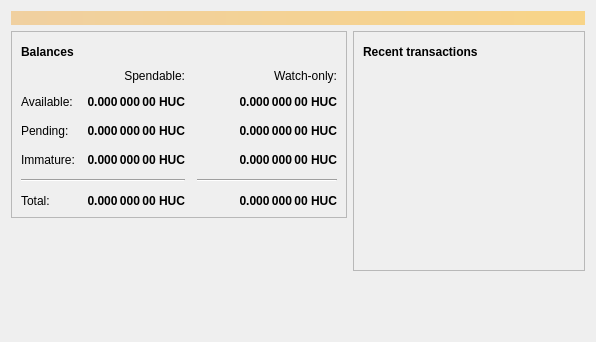
First picture: the form in src/qt/forms/overviewpage.ui, repository SimBil91/diamondhandscoin, before the edit.
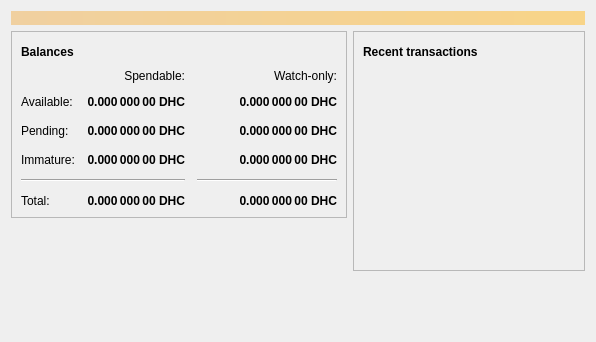
Second picture: the form after the edit. Icons and pictures are not drawn.

Diff of the .ui file:
```diff
--- a/src/qt/forms/overviewpage.ui
+++ b/src/qt/forms/overviewpage.ui
@@ -129,7 +129,7 @@
                <string>Unconfirmed transactions to watch-only addresses</string>
               </property>
               <property name="text">
-               <string notr="true">0.000 000 00 HUC</string>
+               <string notr="true">0.000 000 00 DHC</string>
               </property>
               <property name="alignment">
                <set>Qt::AlignRight|Qt::AlignTrailing|Qt::AlignVCenter</set>
@@ -154,7 +154,7 @@
                <string>Total of transactions that have yet to be confirmed, and do not yet count toward the spendable balance</string>
               </property>
               <property name="text">
-               <string notr="true">0.000 000 00 HUC</string>
+               <string notr="true">0.000 000 00 DHC</string>
               </property>
               <property name="alignment">
                <set>Qt::AlignRight|Qt::AlignTrailing|Qt::AlignVCenter</set>
@@ -179,7 +179,7 @@
                <string>Mined balance in watch-only addresses that has not yet matured</string>
               </property>
               <property name="text">
-               <string notr="true">0.000 000 00 HUC</string>
+               <string notr="true">0.000 000 00 DHC</string>
               </property>
               <property name="alignment">
                <set>Qt::AlignRight|Qt::AlignTrailing|Qt::AlignVCenter</set>
@@ -237,7 +237,7 @@
                <string>Mined balance that has not yet matured</string>
               </property>
               <property name="text">
-               <string notr="true">0.000 000 00 HUC</string>
+               <string notr="true">0.000 000 00 DHC</string>
               </property>
               <property name="alignment">
                <set>Qt::AlignRight|Qt::AlignTrailing|Qt::AlignVCenter</set>
@@ -282,7 +282,7 @@
                <string>Your current total balance</string>
               </property>
               <property name="text">
-               <string notr="true">0.000 000 00 HUC</string>
+               <string notr="true">0.000 000 00 DHC</string>
               </property>
               <property name="alignment">
                <set>Qt::AlignRight|Qt::AlignTrailing|Qt::AlignVCenter</set>
@@ -307,7 +307,7 @@
                <string>Current total balance in watch-only addresses</string>
               </property>
               <property name="text">
-               <string notr="true">0.000 000 00 HUC</string>
+               <string notr="true">0.000 000 00 DHC</string>
               </property>
               <property name="alignment">
                <set>Qt::AlignRight|Qt::AlignTrailing|Qt::AlignVCenter</set>
@@ -349,7 +349,7 @@
                <string>Your current spendable balance</string>
               </property>
               <property name="text">
-               <string notr="true">0.000 000 00 HUC</string>
+               <string notr="true">0.000 000 00 DHC</string>
               </property>
               <property name="alignment">
                <set>Qt::AlignRight|Qt::AlignTrailing|Qt::AlignVCenter</set>
@@ -374,7 +374,7 @@
                <string>Your current balance in watch-only addresses</string>
               </property>
               <property name="text">
-               <string notr="true">0.000 000 00 HUC</string>
+               <string notr="true">0.000 000 00 DHC</string>
               </property>
               <property name="alignment">
                <set>Qt::AlignRight|Qt::AlignTrailing|Qt::AlignVCenter</set>
```
Left out of the diff: 4 changed lines with no effect on the pictures.
